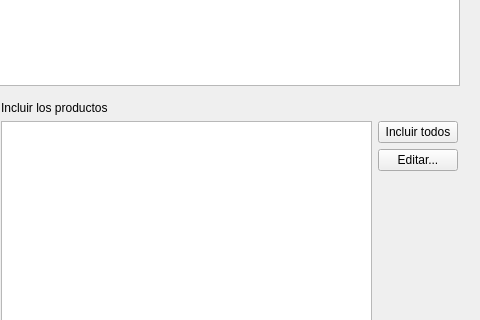
First picture: the form in view/ui/custom_sale_report.ui, repository R0land013/blue-pos, before the edit; both pictures show x 275 to 755 and y 149 to 469 of the 755 by 594 pixel window.
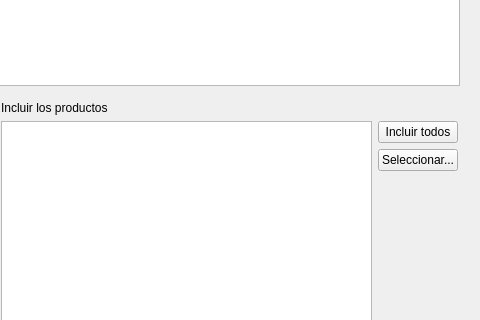
Second picture: the form after the edit.

What changed in the file:
```diff
--- a/view/ui/custom_sale_report.ui
+++ b/view/ui/custom_sale_report.ui
@@ -272,7 +272,7 @@
                      <cursorShape>PointingHandCursor</cursorShape>
                     </property>
                     <property name="text">
-                     <string>Editar...</string>
+                     <string>Seleccionar...</string>
                     </property>
                    </widget>
                   </item>
```
